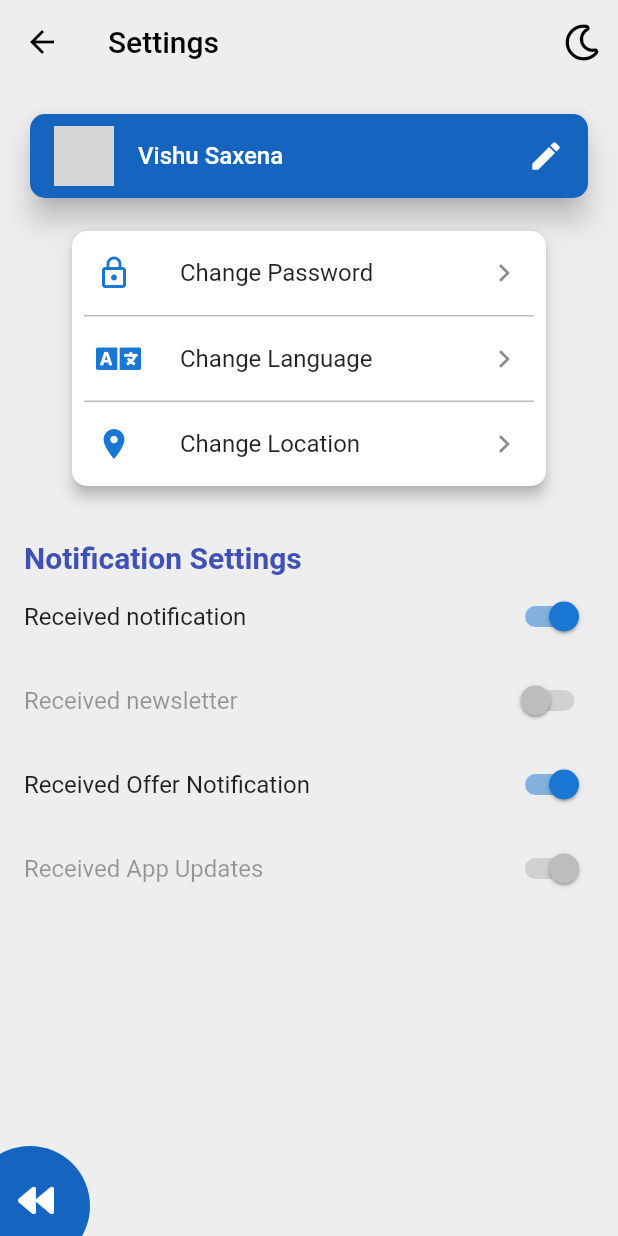
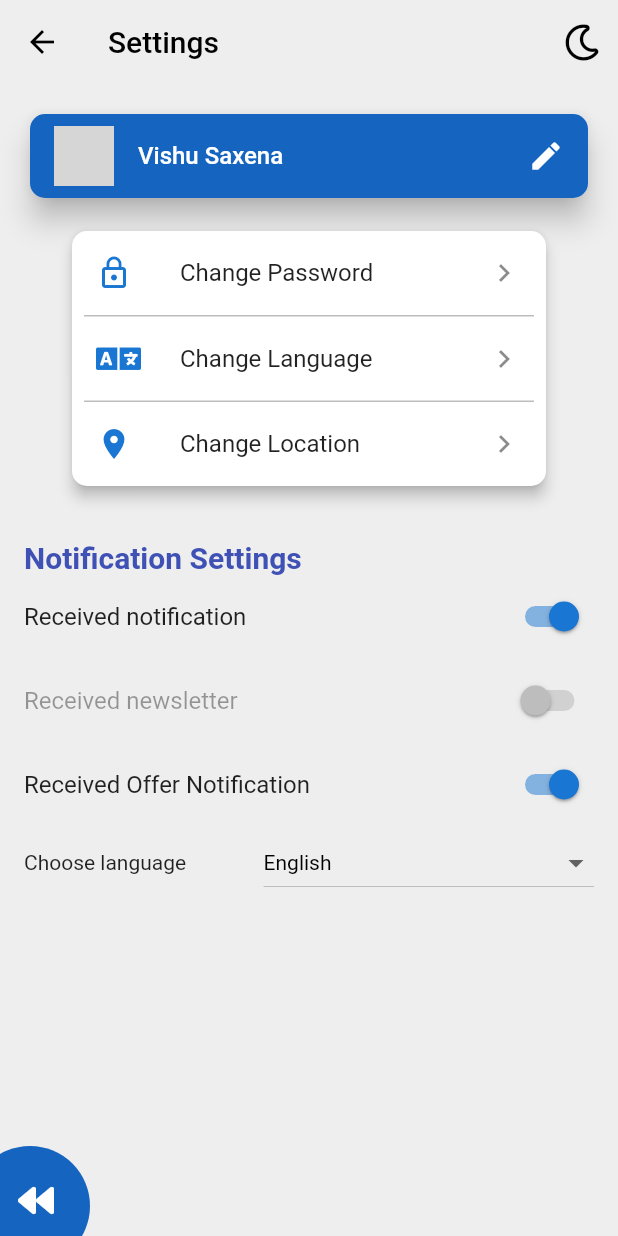
Before and after one commit to HackRx2-0/ps5_sprinters, a Flutter app: the SettingsOnePage screen opened directly, on a phone screen of 412 x 824 dp. Run offline on Flutter 3.47's test engine with Material 2 defaults, Android fonts, the phone set to English and light mode, and no system bars; our stand-ins replace firebase_core, firebase_messaging, flutter_local_notifications, flutter_secure_storage, flutter_spinkit, flutter_tts and 4 more; missing offline and left inert: translator; accounts and stored records are empty; network calls fail; grey boxes are pictures that could not be loaded.

Commit message:
Changed settings UI

```diff
--- a/lib/screens/settings.dart
+++ b/lib/screens/settings.dart
@@ -1,6 +1,5 @@
 import 'package:flutter/material.dart';
 import 'package:font_awesome_flutter/font_awesome_flutter.dart';
-import 'package:voice_notification_app/screens/home.dart';
 
 class SettingsOnePage extends StatefulWidget {
   static final String path = "lib/src/pages/settings/settings1.dart";
@@ -11,7 +10,7 @@ class SettingsOnePage extends StatefulWidget {
 
 class _SettingsOnePageState extends State<SettingsOnePage> {
   late bool _dark;
-
+  String _chosenValue = 'English';
   @override
   void initState() {
     super.initState();
@@ -131,21 +130,13 @@ class _SettingsOnePageState extends State<SettingsOnePage> {
                     ),
                   ),
                   const SizedBox(height: 20.0),
-                  InkWell(
-                    child: Text(
-                      "Notification Settings",
-                      style: TextStyle(
-                        fontSize: 20.0,
-                        fontWeight: FontWeight.bold,
-                        color: Colors.indigo,
-                      ),
+                  Text(
+                    "Notification Settings",
+                    style: TextStyle(
+                      fontSize: 20.0,
+                      fontWeight: FontWeight.bold,
+                      color: Colors.indigo,
                     ),
-                    onTap: () {
-                      Navigator.push(
-                        context,
-                        MaterialPageRoute(builder: (context) => Home()),
-                      );
-                    },
                   ),
                   SwitchListTile(
                     activeColor: Colors.blue[700],
@@ -168,12 +159,46 @@ class _SettingsOnePageState extends State<SettingsOnePage> {
                     title: Text("Received Offer Notification"),
                     onChanged: (val) {},
                   ),
-                  SwitchListTile(
-                    activeColor: Colors.blue[700],
-                    contentPadding: const EdgeInsets.all(0),
-                    value: true,
-                    title: Text("Received App Updates"),
-                    onChanged: null,
+                  Row(
+                    mainAxisAlignment: MainAxisAlignment.spaceBetween,
+                    children: [
+                      Text('Choose language'),
+                      Container(
+                        padding: const EdgeInsets.all(0.0),
+                        child: DropdownButton<String>(
+                          value: _chosenValue,
+                          //elevation: 5,
+                          style: TextStyle(color: Colors.black),
+                          items: <String>[
+                            'English',
+                            'Hindi',
+                            'Bengali',
+                            'Tamil',
+                            'Telugu',
+                          ].map<DropdownMenuItem<String>>((String value) {
+                            return DropdownMenuItem<String>(
+                              value: value,
+                              child: Text(value),
+                            );
+                          }).toList(),
+                          hint: Text(
+                            "Please choose a langauage",
+                            style: TextStyle(
+                              color: Colors.black,
+                              fontSize: 16,
+                              fontWeight: FontWeight.w600,
+                            ),
+                          ),
+                          onChanged: (String? value) {
+                            setState(
+                              () {
+                                _chosenValue = value!;
+                              },
+                            );
+                          },
+                        ),
+                      ),
+                    ],
                   ),
                   const SizedBox(height: 60.0),
                 ],
```
